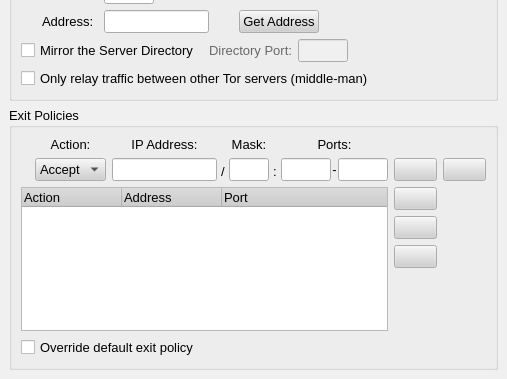
Before: the Qt Designer form src/gui/config/serverpage.ui in a-ilin/vidalia, drawn with Qt 5; both pictures show x 0 to 507 and y 164 to 543 of the 507 by 543 pixel window.
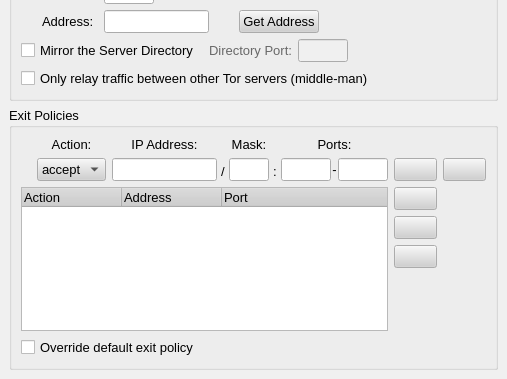
After: the same form once the commit is applied. Icons and pictures are not drawn.

Patch:
```diff
--- a/src/gui/config/serverpage.ui
+++ b/src/gui/config/serverpage.ui
@@ -1061,7 +1061,7 @@
              </property>
              <item>
               <property name="text" >
-               <string>Accept</string>
+               <string>accept</string>
               </property>
              </item>
              <item>
```
Left out of the diff: 7 changed lines with no effect on the pictures.
